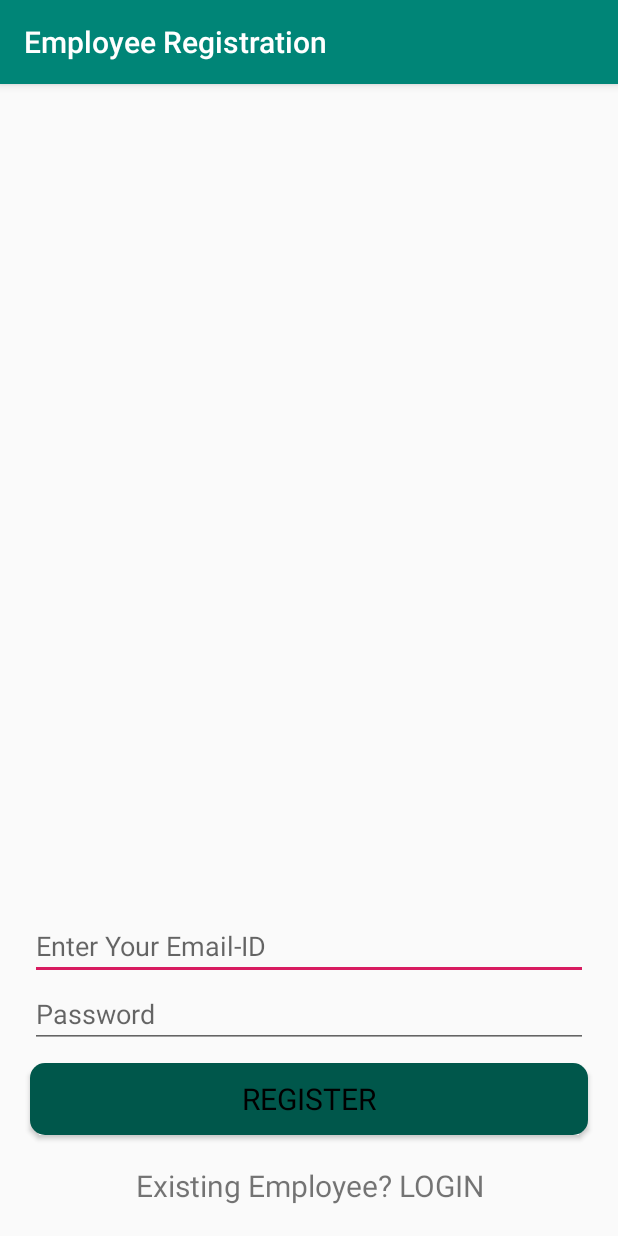
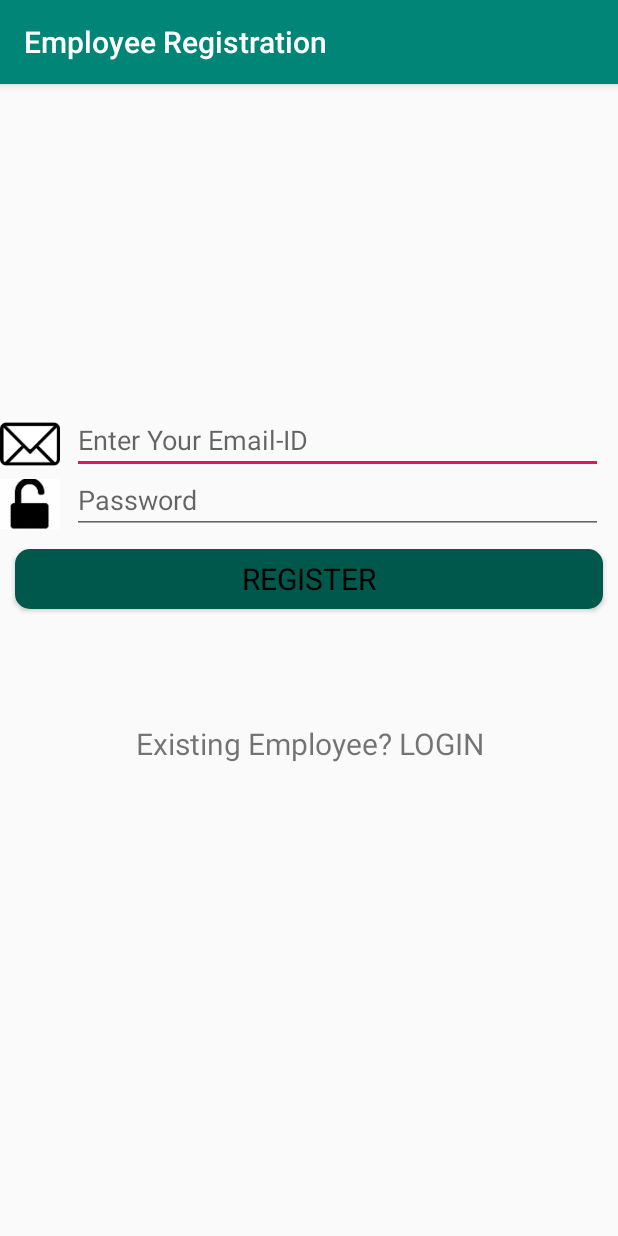
Before and after one commit to mrinalsenapati04/MotherandChild, an Android app: the EmployeeRegistration screen opened directly, with no data from a screen before it, on a phone screen of 412 x 824 dp. Run offline under Robolectric (Android 15) with nearby library versions, the phone set to English and light mode, and no system bars; our stand-ins replace Firebase (no records; nobody signed in at launch, a user with empty details on screens opened directly).

Commit message:
changed by raki

```diff
--- a/app/src/main/res/layout/activity_employee_registration.xml
+++ b/app/src/main/res/layout/activity_employee_registration.xml
@@ -1,40 +1,62 @@
 <?xml version="1.0" encoding="utf-8"?>
-<android.support.constraint.ConstraintLayout xmlns:android="http://schemas.android.com/apk/res/android"
+<LinearLayout xmlns:android="http://schemas.android.com/apk/res/android"
     xmlns:app="http://schemas.android.com/apk/res-auto"
     xmlns:tools="http://schemas.android.com/tools"
     android:layout_width="match_parent"
-    android:layout_height="match_parent"
-    tools:context=".EmployeeRegistration">
+    android:layout_height="wrap_content"
+    tools:context=".EmployeeRegistration"
+    android:orientation="vertical"
+    android:layout_marginTop="220dp">
 
-    <LinearLayout
-        style="@style/LinearLayoutStyle"
-        app:layout_constraintBottom_toBottomOf="parent"
-        app:layout_constraintEnd_toEndOf="parent"
-        app:layout_constraintStart_toStartOf="parent">
-
-
-    <EditText
+    <RelativeLayout
+        android:layout_width="match_parent"
+        android:layout_height="wrap_content">
+        <ImageView
+            android:id="@+id/email"
+            android:layout_width="40dp"
+            android:layout_height="40dp"
+            android:src="@drawable/email" />
+        <EditText
             android:id="@+id/edittext_employee_email_reg"
             style="@style/EditTextStyle"
+            android:layout_width="match_parent"
+            android:layout_height="40dp"
             android:hint="Enter Your Email-ID"
-            android:inputType="textEmailAddress" />
+            android:inputType="textEmailAddress"
+            android:layout_marginLeft="48dp"/>
+        </RelativeLayout>
+        <RelativeLayout
+            android:layout_width="match_parent"
+            android:layout_height="wrap_content">
+            <ImageView
+                android:id="@+id/pass"
+                android:layout_width="40dp"
+                android:layout_height="40dp"
+                android:src="@drawable/pass"
+                />
         <EditText
             android:id="@+id/edittext_employee_password_reg"
             style="@style/EditTextStyle"
+            android:layout_width="match_parent"
+            android:layout_height="40dp"
             android:hint="Password"
-            android:inputType="textPassword" />
-
+            android:inputType="textPassword"
+            android:layout_marginLeft="48dp"/>
+        </RelativeLayout>
         <Button
+            android:layout_width="match_parent"
+            android:layout_height="40dp"
             android:id="@+id/button_employee_register"
             style="@style/ButtonStyle"
             android:background="@drawable/round_button"
             android:text="REGISTER" />
 
         <TextView
+            android:layout_margin="60dp"
+            android:layout_width="match_parent"
+            android:layout_height="40dp"
             android:id="@+id/textview_employee_login"
-            android:text="Existing Employee? LOGIN"
-            style="@style/TextStyle" />
+            style="@style/TextStyle"
+            android:text="Existing Employee? LOGIN" />
 
     </LinearLayout>
-
-</android.support.constraint.ConstraintLayout>
```
Also changed, not shown: app/src/main/res/drawable/bg4.png (added), app/src/main/res/drawable/email.png (added), app/src/main/res/drawable/pass.jpg (added).
